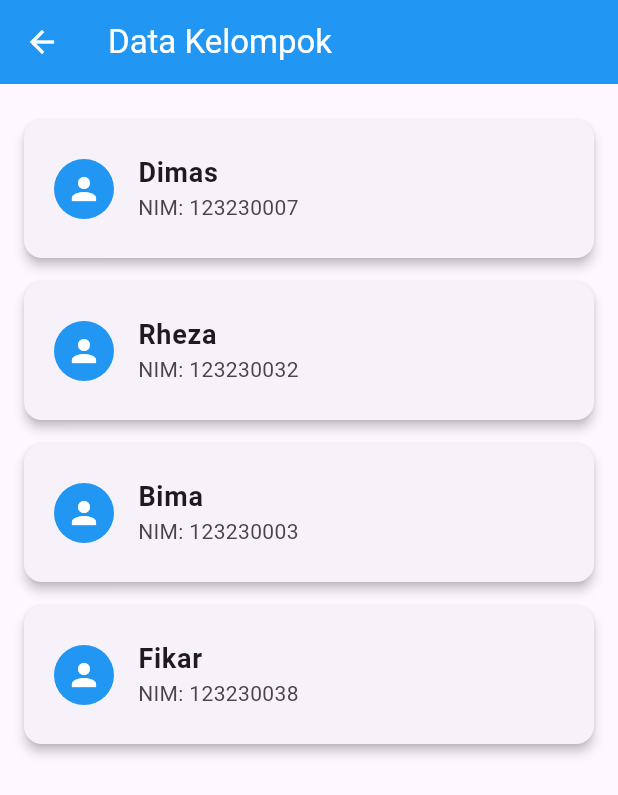
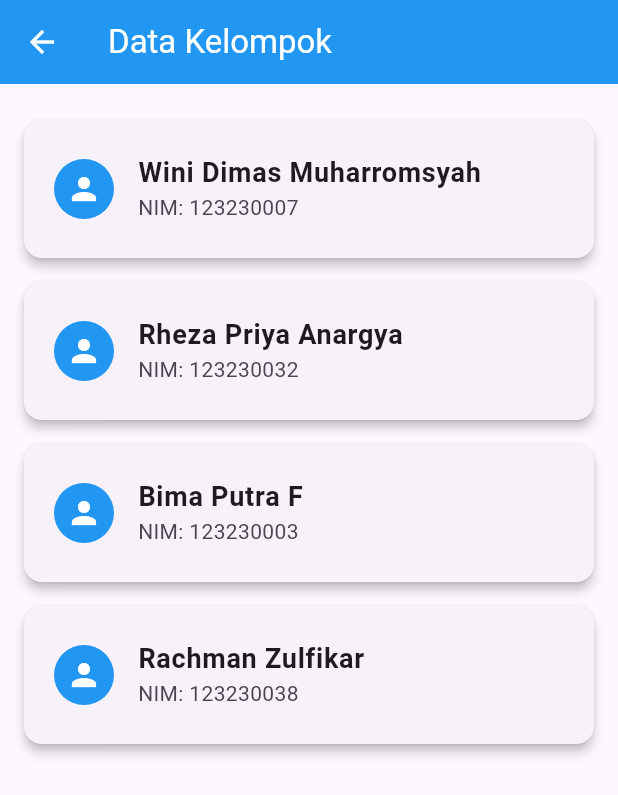
Before and after one commit to RhezaPriyaAnargya/TugasModul4TPM, a Flutter app: the GroupDataScreen screen opened directly, on a phone screen of 412 x 824 dp. Shown: the top 795 px of the screen. Run offline on Flutter 3.47's test engine with Material 3 defaults, Android fonts, the phone set to English and light mode, and no system bars.

Commit message:
edit dikit data kelompok

```diff
--- a/lib/screen/data_kelompok.dart
+++ b/lib/screen/data_kelompok.dart
@@ -26,7 +26,7 @@ class GroupDataScreen extends StatelessWidget {
                 child: Icon(Icons.person, color: Colors.white),
               ),
               title: Text(
-                'Dimas',
+                'Wini Dimas Muharromsyah',
                 style: TextStyle(fontSize: 18, fontWeight: FontWeight.bold),
               ),
               subtitle: Text('NIM: 123230007', style: TextStyle(fontSize: 14)),
@@ -44,7 +44,7 @@ class GroupDataScreen extends StatelessWidget {
                 child: Icon(Icons.person, color: Colors.white),
               ),
               title: Text(
-                'Rheza',
+                'Rheza Priya Anargya',
                 style: TextStyle(fontSize: 18, fontWeight: FontWeight.bold),
               ),
               subtitle: Text('NIM: 123230032', style: TextStyle(fontSize: 14)),
@@ -62,7 +62,7 @@ class GroupDataScreen extends StatelessWidget {
                 child: Icon(Icons.person, color: Colors.white),
               ),
               title: Text(
-                'Bima',
+                'Bima Putra F',
                 style: TextStyle(fontSize: 18, fontWeight: FontWeight.bold),
               ),
               subtitle: Text('NIM: 123230003', style: TextStyle(fontSize: 14)),
@@ -80,7 +80,7 @@ class GroupDataScreen extends StatelessWidget {
                 child: Icon(Icons.person, color: Colors.white),
               ),
               title: Text(
-                'Fikar',
+                'Rachman Zulfikar ',
                 style: TextStyle(fontSize: 18, fontWeight: FontWeight.bold),
               ),
               subtitle: Text('NIM: 123230038', style: TextStyle(fontSize: 14)),
```
